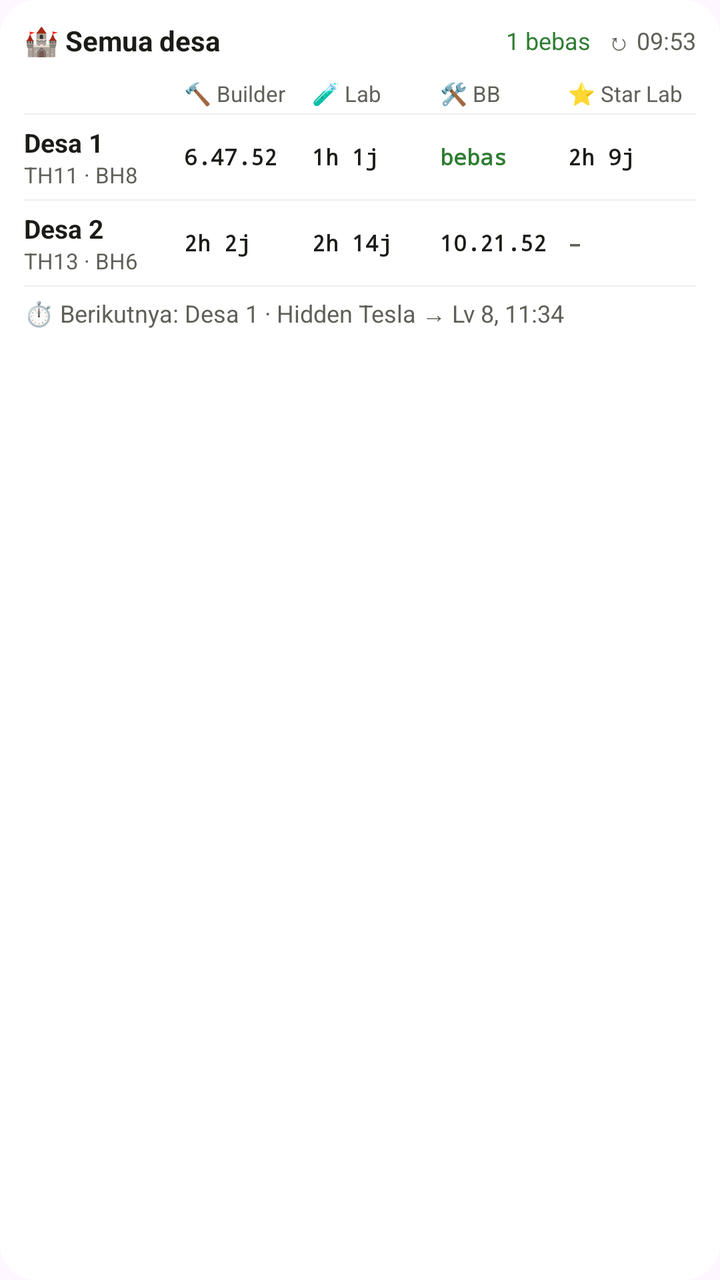
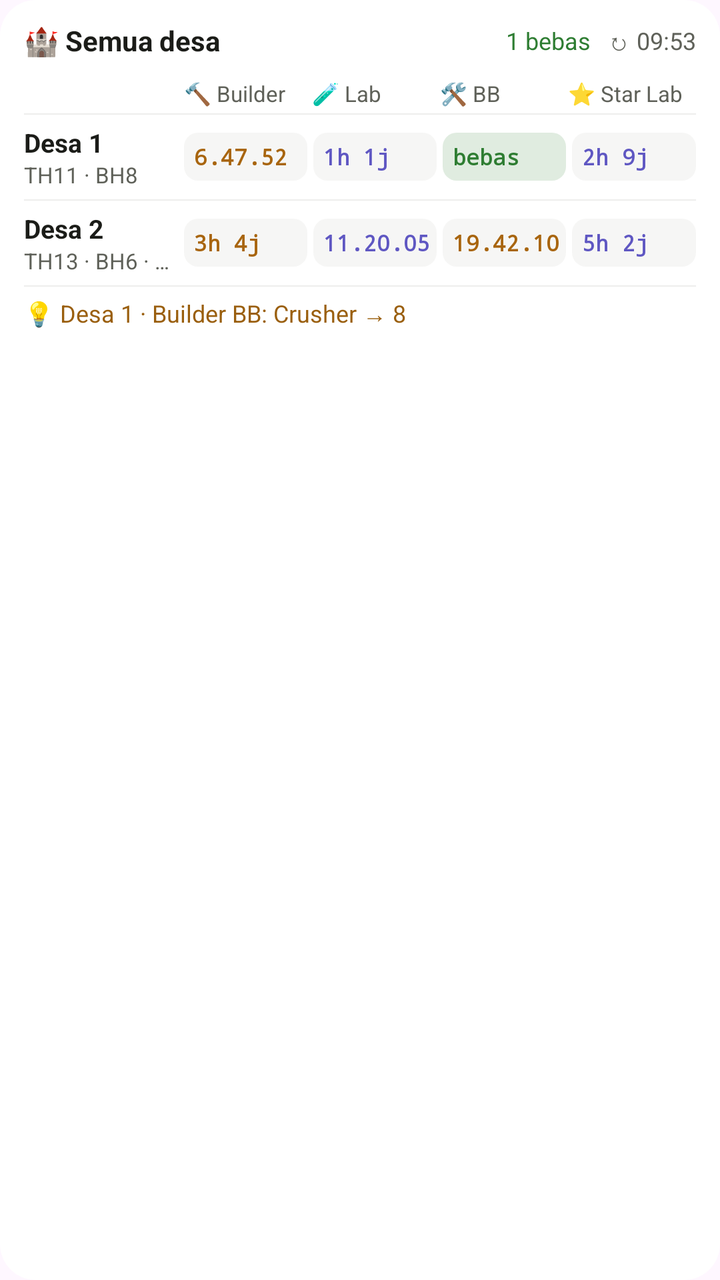

Two renders of the same Android screen: before a commit and after it. Below are the layout's source before the change and the commit's diff.
<!-- AndroidManifest.xml: application theme Theme.ClashTimer -->
<!-- res/layout/widget_all_preview.xml -->
<?xml version="1.0" encoding="utf-8"?>
<LinearLayout xmlns:android="http://schemas.android.com/apk/res/android"
    android:id="@+id/a_root"
    android:layout_width="match_parent"
    android:layout_height="match_parent"
    android:background="@drawable/widget_bg"
    android:orientation="vertical"
    android:paddingStart="12dp"
    android:paddingTop="8dp"
    android:paddingEnd="12dp"
    android:paddingBottom="8dp">

    <LinearLayout
        android:layout_width="match_parent"
        android:layout_height="wrap_content"
        android:gravity="center_vertical"
        android:orientation="horizontal">

        <TextView
            android:id="@+id/a_title"
            android:layout_width="0dp"
            android:layout_height="wrap_content"
            android:layout_weight="1"
            android:ellipsize="end"
            android:maxLines="1"
            android:text="🏰 Semua desa"
            android:textColor="@color/widget_text"
            android:textSize="14sp"
            android:textStyle="bold" />

        <TextView
            android:id="@+id/a_summary"
            android:layout_width="wrap_content"
            android:layout_height="wrap_content"
            android:layout_marginStart="8dp"
            android:maxLines="1"
            android:text="1 bebas"
            android:textColor="@color/widget_green"
            android:textSize="12sp" />

        <TextView
            android:id="@+id/a_refresh"
            android:layout_width="wrap_content"
            android:layout_height="wrap_content"
            android:layout_marginStart="4dp"
            android:maxLines="1"
            android:paddingStart="4dp"
            android:paddingTop="4dp"
            android:paddingBottom="4dp"
            android:text="↻ 09:53"
            android:textColor="@color/widget_text2"
            android:textSize="12sp" />
    </LinearLayout>

    
    <LinearLayout
        android:id="@+id/a_cols"
        android:layout_width="match_parent"
        android:layout_height="wrap_content"
        android:layout_marginTop="6dp"
        android:layout_marginBottom="2dp"
        android:gravity="center_vertical"
        android:orientation="horizontal">

        <TextView
            android:layout_width="0dp"
            android:layout_height="16dp"
            android:layout_weight="1.25" />

        <TextView
            android:layout_width="0dp"
            android:layout_height="16dp"
            android:layout_weight="1"
            android:autoSizeMaxTextSize="11sp"
            android:autoSizeMinTextSize="7sp"
            android:autoSizeStepGranularity="1sp"
            android:autoSizeTextType="uniform"
            android:gravity="center_vertical"
            android:maxLines="1"
            android:text="🔨 Builder"
            android:textColor="@color/widget_text2" />

        <TextView
            android:layout_width="0dp"
            android:layout_height="16dp"
            android:layout_weight="1"
            android:autoSizeMaxTextSize="11sp"
            android:autoSizeMinTextSize="7sp"
            android:autoSizeStepGranularity="1sp"
            android:autoSizeTextType="uniform"
            android:gravity="center_vertical"
            android:maxLines="1"
            android:text="🧪 Lab"
            android:textColor="@color/widget_text2" />

        <TextView
            android:layout_width="0dp"
            android:layout_height="16dp"
            android:layout_weight="1"
            android:autoSizeMaxTextSize="11sp"
            android:autoSizeMinTextSize="7sp"
            android:autoSizeStepGranularity="1sp"
            android:autoSizeTextType="uniform"
            android:gravity="center_vertical"
            android:maxLines="1"
            android:text="🛠 BB"
            android:textColor="@color/widget_text2" />

        <TextView
            android:layout_width="0dp"
            android:layout_height="16dp"
            android:layout_weight="1"
            android:autoSizeMaxTextSize="11sp"
            android:autoSizeMinTextSize="7sp"
            android:autoSizeStepGranularity="1sp"
            android:autoSizeTextType="uniform"
            android:gravity="center_vertical"
            android:maxLines="1"
            android:text="⭐ Star Lab"
            android:textColor="@color/widget_text2" />
    </LinearLayout>

    <LinearLayout
        android:id="@+id/a_rows"
        android:layout_width="match_parent"
        android:layout_height="wrap_content"
        android:orientation="vertical">

        
        <LinearLayout
            android:layout_width="match_parent"
            android:layout_height="wrap_content"
            android:orientation="vertical">

            <FrameLayout
                android:layout_width="match_parent"
                android:layout_height="0.5dp"
                android:background="@color/widget_divider" />

            <LinearLayout
                android:layout_width="match_parent"
                android:layout_height="wrap_content"
                android:gravity="center_vertical"
                android:orientation="horizontal"
                android:paddingTop="5dp"
                android:paddingBottom="5dp">

                <LinearLayout
                    android:layout_width="0dp"
                    android:layout_height="wrap_content"
                    android:layout_weight="1.25"
                    android:orientation="vertical">

                    <TextView
                        android:layout_width="match_parent"
                        android:layout_height="wrap_content"
                        android:maxLines="1"
                        android:text="Desa 1"
                        android:textColor="@color/widget_text"
                        android:textSize="13sp"
                        android:textStyle="bold" />

                    <TextView
                        android:layout_width="match_parent"
                        android:layout_height="wrap_content"
                        android:maxLines="1"
                        android:text="TH11 · BH8"
                        android:textColor="@color/widget_text2"
                        android:textSize="11sp" />
                </LinearLayout>

                <TextView
                    android:layout_width="0dp"
                    android:layout_height="wrap_content"
                    android:layout_weight="1"
                    android:fontFamily="monospace"
                    android:maxLines="1"
                    android:text="6.47.52"
                    android:textColor="@color/widget_text"
                    android:textSize="11sp"
                    android:textStyle="bold" />

                <TextView
                    android:layout_width="0dp"
                    android:layout_height="wrap_content"
                    android:layout_weight="1"
                    android:fontFamily="monospace"
                    android:maxLines="1"
                    android:text="1h 1j"
                    android:textColor="@color/widget_text"
                    android:textSize="11sp"
                    android:textStyle="bold" />

                <TextView
                    android:layout_width="0dp"
                    android:layout_height="wrap_content"
                    android:layout_weight="1"
                    android:fontFamily="monospace"
                    android:maxLines="1"
                    android:text="bebas"
                    android:textColor="@color/widget_green"
                    android:textSize="11sp"
                    android:textStyle="bold" />

                <TextView
                    android:layout_width="0dp"
                    android:layout_height="wrap_content"
                    android:layout_weight="1"
                    android:fontFamily="monospace"
                    android:maxLines="1"
                    android:text="2h 9j"
                    android:textColor="@color/widget_text"
                    android:textSize="11sp"
                    android:textStyle="bold" />
            </LinearLayout>
        </LinearLayout>

        
        <LinearLayout
            android:layout_width="match_parent"
            android:layout_height="wrap_content"
            android:orientation="vertical">

            <FrameLayout
                android:layout_width="match_parent"
                android:layout_height="0.5dp"
                android:background="@color/widget_divider" />

            <LinearLayout
                android:layout_width="match_parent"
                android:layout_height="wrap_content"
                android:gravity="center_vertical"
                android:orientation="horizontal"
                android:paddingTop="5dp"
                android:paddingBottom="5dp">

                <LinearLayout
                    android:layout_width="0dp"
                    android:layout_height="wrap_content"
                    android:layout_weight="1.25"
                    android:orientation="vertical">

                    <TextView
                        android:layout_width="match_parent"
                        android:layout_height="wrap_content"
                        android:maxLines="1"
                        android:text="Desa 2"
                        android:textColor="@color/widget_text"
                        android:textSize="13sp"
                        android:textStyle="bold" />

                    <TextView
                        android:layout_width="match_parent"
                        android:layout_height="wrap_content"
                        android:maxLines="1"
                        android:text="TH13 · BH6"
                        android:textColor="@color/widget_text2"
                        android:textSize="11sp" />
                </LinearLayout>

                <TextView
                    android:layout_width="0dp"
                    android:layout_height="wrap_content"
                    android:layout_weight="1"
                    android:fontFamily="monospace"
                    android:maxLines="1"
                    android:text="2h 2j"
                    android:textColor="@color/widget_text"
                    android:textSize="11sp"
                    android:textStyle="bold" />

                <TextView
                    android:layout_width="0dp"
                    android:layout_height="wrap_content"
                    android:layout_weight="1"
                    android:fontFamily="monospace"
                    android:maxLines="1"
                    android:text="2h 14j"
                    android:textColor="@color/widget_text"
                    android:textSize="11sp"
                    android:textStyle="bold" />

                <TextView
                    android:layout_width="0dp"
                    android:layout_height="wrap_content"
                    android:layout_weight="1"
                    android:fontFamily="monospace"
                    android:maxLines="1"
                    android:text="10.21.52"
                    android:textColor="@color/widget_text"
                    android:textSize="11sp"
                    android:textStyle="bold" />

                <TextView
                    android:layout_width="0dp"
                    android:layout_height="wrap_content"
                    android:layout_weight="1"
                    android:fontFamily="monospace"
                    android:maxLines="1"
                    android:text="–"
                    android:textColor="@color/widget_text2"
                    android:textSize="11sp"
                    android:textStyle="bold" />
            </LinearLayout>
        </LinearLayout>
    </LinearLayout>

    <FrameLayout
        android:id="@+id/a_footer_line"
        android:layout_width="match_parent"
        android:layout_height="0.5dp"
        android:background="@color/widget_divider" />

    <TextView
        android:id="@+id/a_footer"
        android:layout_width="match_parent"
        android:layout_height="wrap_content"
        android:layout_marginTop="5dp"
        android:ellipsize="end"
        android:maxLines="1"
        android:text="⏱️ Berikutnya: Desa 1 · Hidden Tesla → Lv 8, 11:34"
        android:textColor="@color/widget_text2"
        android:textSize="12sp" />
</LinearLayout>
<!-- resources referenced by this layout -->
<resources>
  <color name="widget_divider">#26888780</color>
  <color name="widget_green">#2E7D32</color>
  <color name="widget_text">#1B1C18</color>
  <color name="widget_text2">#5F6159</color>
  <!-- drawable widget_bg (drawable) -->
  <?xml version="1.0" encoding="utf-8"?>
  <shape xmlns:android="http://schemas.android.com/apk/res/android"
      android:shape="rectangle">
      <solid android:color="@color/widget_bg" />
      <corners android:radius="18dp" />
  </shape>
  <style name="Theme.ClashTimer" parent="Theme.Material3.DayNight">
          <item name="colorPrimary">#2E7D32</item>
          <item name="colorOnPrimary">#FFFFFF</item>
          <item name="colorPrimaryContainer">#C8E6C9</item>
          <item name="colorSecondary">#F9A825</item>
          <item name="actionBarTheme">@style/ThemeOverlay.Material3.Dark.ActionBar</item>
      </style>
  <color name="widget_bg">#F5FFFFFF</color>
</resources>

<!-- the commit's change to res/layout/widget_all_preview.xml (unified diff, before → after) -->
@@ -1,6 +1,5 @@
 <?xml version="1.0" encoding="utf-8"?>
 <LinearLayout xmlns:android="http://schemas.android.com/apk/res/android"
-    android:id="@+id/a_root"
     android:layout_width="match_parent"
     android:layout_height="match_parent"
     android:background="@drawable/widget_bg"
@@ -17,7 +16,6 @@
         android:orientation="horizontal">
 
         <TextView
-            android:id="@+id/a_title"
             android:layout_width="0dp"
             android:layout_height="wrap_content"
             android:layout_weight="1"
@@ -29,17 +27,16 @@
             android:textStyle="bold" />
 
         <TextView
-            android:id="@+id/a_summary"
             android:layout_width="wrap_content"
             android:layout_height="wrap_content"
             android:layout_marginStart="8dp"
             android:maxLines="1"
-            android:text="1 bebas"
             android:textColor="@color/widget_green"
-            android:textSize="12sp" />
-
-        <TextView
-            android:id="@+id/a_refresh"
+            android:textSize="12sp"
+            android:text="1 bebas" />
+
+        
+        <TextView
             android:layout_width="wrap_content"
             android:layout_height="wrap_content"
             android:layout_marginStart="4dp"
@@ -54,7 +51,6 @@
 
     
     <LinearLayout
-        android:id="@+id/a_cols"
         android:layout_width="match_parent"
         android:layout_height="wrap_content"
         android:layout_marginTop="6dp"
@@ -120,13 +116,23 @@
             android:textColor="@color/widget_text2" />
     </LinearLayout>
 
+    
+    <TextView
+        android:layout_width="match_parent"
+        android:layout_height="wrap_content"
+        android:layout_marginTop="4dp"
+        android:ellipsize="end"
+        android:maxLines="3"
+        android:text="⏳ Memuat… Bila tidak berubah, buka Clash Timer sekali."
+        android:textColor="@color/widget_text2"
+        android:textSize="12sp"
+        android:visibility="gone" />
+
     <LinearLayout
-        android:id="@+id/a_rows"
         android:layout_width="match_parent"
         android:layout_height="wrap_content"
         android:orientation="vertical">
 
-        
         <LinearLayout
             android:layout_width="match_parent"
             android:layout_height="wrap_content"
@@ -149,11 +155,13 @@
                     android:layout_width="0dp"
                     android:layout_height="wrap_content"
                     android:layout_weight="1.25"
-                    android:orientation="vertical">
+                    android:orientation="vertical"
+                    android:paddingEnd="4dp">
 
                     <TextView
                         android:layout_width="match_parent"
                         android:layout_height="wrap_content"
+                        android:ellipsize="end"
                         android:maxLines="1"
                         android:text="Desa 1"
                         android:textColor="@color/widget_text"
@@ -163,59 +171,95 @@
                     <TextView
                         android:layout_width="match_parent"
                         android:layout_height="wrap_content"
+                        android:ellipsize="end"
                         android:maxLines="1"
                         android:text="TH11 · BH8"
                         android:textColor="@color/widget_text2"
                         android:textSize="11sp" />
                 </LinearLayout>
 
-                <TextView
-                    android:layout_width="0dp"
-                    android:layout_height="wrap_content"
-                    android:layout_weight="1"
-                    android:fontFamily="monospace"
-                    android:maxLines="1"
-                    android:text="6.47.52"
-                    android:textColor="@color/widget_text"
-                    android:textSize="11sp"
-                    android:textStyle="bold" />
-
-                <TextView
-                    android:layout_width="0dp"
-                    android:layout_height="wrap_content"
-                    android:layout_weight="1"
-                    android:fontFamily="monospace"
-                    android:maxLines="1"
-                    android:text="1h 1j"
-                    android:textColor="@color/widget_text"
-                    android:textSize="11sp"
-                    android:textStyle="bold" />
-
-                <TextView
-                    android:layout_width="0dp"
-                    android:layout_height="wrap_content"
-                    android:layout_weight="1"
-                    android:fontFamily="monospace"
-                    android:maxLines="1"
-                    android:text="bebas"
-                    android:textColor="@color/widget_green"
-                    android:textSize="11sp"
-                    android:textStyle="bold" />
-
-                <TextView
-                    android:layout_width="0dp"
-                    android:layout_height="wrap_content"
-                    android:layout_weight="1"
-                    android:fontFamily="monospace"
-                    android:maxLines="1"
-                    android:text="2h 9j"
-                    android:textColor="@color/widget_text"
-                    android:textSize="11sp"
-                    android:textStyle="bold" />
+                <FrameLayout
+                    android:layout_width="0dp"
+                    android:layout_height="24dp"
+                    android:layout_marginStart="3dp"
+                    android:layout_weight="1"
+                    android:background="@drawable/widget_tile"
+                    android:paddingStart="5dp"
+                    android:paddingEnd="3dp">
+                    <TextView
+                        android:layout_width="match_parent"
+                        android:layout_height="match_parent"
+                        android:fontFamily="monospace"
+                        android:gravity="center_vertical"
+                        android:maxLines="1"
+                        android:text="6.47.52"
+                        android:textColor="@color/widget_builder"
+                        android:textSize="11sp"
+                        android:textStyle="bold" />
+                </FrameLayout>
+
+                <FrameLayout
+                    android:layout_width="0dp"
+                    android:layout_height="24dp"
+                    android:layout_marginStart="3dp"
+                    android:layout_weight="1"
+                    android:background="@drawable/widget_tile"
+                    android:paddingStart="5dp"
+                    android:paddingEnd="3dp">
+                    <TextView
+                        android:layout_width="match_parent"
+                        android:layout_height="match_parent"
+                        android:fontFamily="monospace"
+                        android:gravity="center_vertical"
+                        android:maxLines="1"
+                        android:text="1h 1j"
+                        android:textColor="@color/widget_lab"
+                        android:textSize="11sp"
+                        android:textStyle="bold" />
+                </FrameLayout>
+
+                <FrameLayout
+                    android:layout_width="0dp"
+                    android:layout_height="24dp"
+                    android:layout_marginStart="3dp"
+                    android:layout_weight="1"
+                    android:background="@drawable/widget_tile_free"
+                    android:paddingStart="5dp"
+                    android:paddingEnd="3dp">
+                    <TextView
+                        android:layout_width="match_parent"
+                        android:layout_height="match_parent"
+                        android:fontFamily="monospace"
+                        android:gravity="center_vertical"
+                        android:maxLines="1"
+                        android:text="bebas"
+                        android:textColor="@color/widget_green"
+                        android:textSize="11sp"
+                        android:textStyle="bold" />
+                </FrameLayout>
+
+                <FrameLayout
+                    android:layout_width="0dp"
+                    android:layout_height="24dp"
+                    android:layout_marginStart="3dp"
+                    android:layout_weight="1"
+                    android:background="@drawable/widget_tile"
+                    android:paddingStart="5dp"
+                    android:paddingEnd="3dp">
+                    <TextView
+                        android:layout_width="match_parent"
+                        android:layout_height="match_parent"
+                        android:fontFamily="monospace"
+                        android:gravity="center_vertical"
+                        android:maxLines="1"
+                        android:text="2h 9j"
+                        android:textColor="@color/widget_lab"
+                        android:textSize="11sp"
+                        android:textStyle="bold" />
+                </FrameLayout>
             </LinearLayout>
         </LinearLayout>
 
-        
         <LinearLayout
             android:layout_width="match_parent"
             android:layout_height="wrap_content"
@@ -238,11 +282,13 @@
                     android:layout_width="0dp"
                     android:layout_height="wrap_content"
                     android:layout_weight="1.25"
-                    android:orientation="vertical">
+                    android:orientation="vertical"
+                    android:paddingEnd="4dp">
 
                     <TextView
                         android:layout_width="match_parent"
                         android:layout_height="wrap_content"
+                        android:ellipsize="end"
                         android:maxLines="1"
                         android:text="Desa 2"
                         android:textColor="@color/widget_text"
@@ -252,73 +298,108 @@
                     <TextView
                         android:layout_width="match_parent"
                         android:layout_height="wrap_content"
-                        android:maxLines="1"
-                        android:text="TH13 · BH6"
+                        android:ellipsize="end"
+                        android:maxLines="1"
+                        android:text="TH13 · BH6 · 👺1"
                         android:textColor="@color/widget_text2"
                         android:textSize="11sp" />
                 </LinearLayout>
 
-                <TextView
-                    android:layout_width="0dp"
-                    android:layout_height="wrap_content"
-                    android:layout_weight="1"
-                    android:fontFamily="monospace"
-                    android:maxLines="1"
-                    android:text="2h 2j"
-                    android:textColor="@color/widget_text"
-                    android:textSize="11sp"
-                    android:textStyle="bold" />
-
-                <TextView
-                    android:layout_width="0dp"
-                    android:layout_height="wrap_content"
-                    android:layout_weight="1"
-                    android:fontFamily="monospace"
-                    android:maxLines="1"
-                    android:text="2h 14j"
-                    android:textColor="@color/widget_text"
-                    android:textSize="11sp"
-                    android:textStyle="bold" />
-
-                <TextView
-                    android:layout_width="0dp"
-                    android:layout_height="wrap_content"
-                    android:layout_weight="1"
-                    android:fontFamily="monospace"
-                    android:maxLines="1"
-                    android:text="10.21.52"
-                    android:textColor="@color/widget_text"
-                    android:textSize="11sp"
-                    android:textStyle="bold" />
-
-                <TextView
-                    android:layout_width="0dp"
-                    android:layout_height="wrap_content"
-                    android:layout_weight="1"
-                    android:fontFamily="monospace"
-                    android:maxLines="1"
-                    android:text="–"
-                    android:textColor="@color/widget_text2"
-                    android:textSize="11sp"
-                    android:textStyle="bold" />
+                <FrameLayout
+                    android:layout_width="0dp"
+                    android:layout_height="24dp"
+                    android:layout_marginStart="3dp"
+                    android:layout_weight="1"
+                    android:background="@drawable/widget_tile"
+                    android:paddingStart="5dp"
+                    android:paddingEnd="3dp">
+                    <TextView
+                        android:layout_width="match_parent"
+                        android:layout_height="match_parent"
+                        android:fontFamily="monospace"
+                        android:gravity="center_vertical"
+                        android:maxLines="1"
+                        android:text="3h 4j"
+                        android:textColor="@color/widget_builder"
+                        android:textSize="11sp"
+                        android:textStyle="bold" />
+                </FrameLayout>
+
+                <FrameLayout
+                    android:layout_width="0dp"
+                    android:layout_height="24dp"
+                    android:layout_marginStart="3dp"
+                    android:layout_weight="1"
+                    android:background="@drawable/widget_tile"
+                    android:paddingStart="5dp"
+                    android:paddingEnd="3dp">
+                    <TextView
+                        android:layout_width="match_parent"
+                        android:layout_height="match_parent"
+                        android:fontFamily="monospace"
+                        android:gravity="center_vertical"
+                        android:maxLines="1"
+                        android:text="11.20.05"
+                        android:textColor="@color/widget_lab"
+                        android:textSize="11sp"
+                        android:textStyle="bold" />
+                </FrameLayout>
+
+                <FrameLayout
+                    android:layout_width="0dp"
+                    android:layout_height="24dp"
+                    android:layout_marginStart="3dp"
+                    android:layout_weight="1"
+                    android:background="@drawable/widget_tile"
+                    android:paddingStart="5dp"
+                    android:paddingEnd="3dp">
+                    <TextView
+                        android:layout_width="match_parent"
+                        android:layout_height="match_parent"
+                        android:fontFamily="monospace"
+                        android:gravity="center_vertical"
+                        android:maxLines="1"
+                        android:text="19.42.10"
+                        android:textColor="@color/widget_builder"
+                        android:textSize="11sp"
+                        android:textStyle="bold" />
+                </FrameLayout>
+
+                <FrameLayout
+                    android:layout_width="0dp"
+                    android:layout_height="24dp"
+                    android:layout_marginStart="3dp"
+                    android:layout_weight="1"
+                    android:background="@drawable/widget_tile"
+                    android:paddingStart="5dp"
+                    android:paddingEnd="3dp">
+                    <TextView
+                        android:layout_width="match_parent"
+                        android:layout_height="match_parent"
+                        android:fontFamily="monospace"
+                        android:gravity="center_vertical"
+                        android:maxLines="1"
+                        android:text="5h 2j"
+                        android:textColor="@color/widget_lab"
+                        android:textSize="11sp"
+                        android:textStyle="bold" />
+                </FrameLayout>
             </LinearLayout>
         </LinearLayout>
     </LinearLayout>
 
     <FrameLayout
-        android:id="@+id/a_footer_line"
         android:layout_width="match_parent"
         android:layout_height="0.5dp"
         android:background="@color/widget_divider" />
 
     <TextView
-        android:id="@+id/a_footer"
         android:layout_width="match_parent"
         android:layout_height="wrap_content"
         android:layout_marginTop="5dp"
         android:ellipsize="end"
         android:maxLines="1"
-        android:text="⏱️ Berikutnya: Desa 1 · Hidden Tesla → Lv 8, 11:34"
-        android:textColor="@color/widget_text2"
-        android:textSize="12sp" />
+        android:textColor="@color/widget_accent"
+        android:textSize="12sp"
+        android:text="💡 Desa 1 · Builder BB: Crusher → 8" />
 </LinearLayout>
<!-- resource entries referenced after the edit -->
@@ -1,7 +1,10 @@
 <!-- resources referenced by this layout -->
 <resources>
+  <color name="widget_accent">#9A5F0E</color>
+  <color name="widget_builder">#A8650F</color>
   <color name="widget_divider">#26888780</color>
   <color name="widget_green">#2E7D32</color>
+  <color name="widget_lab">#5F57C2</color>
   <color name="widget_text">#1B1C18</color>
   <color name="widget_text2">#5F6159</color>
   <!-- drawable widget_bg (drawable) -->
@@ -11,6 +14,20 @@
       <solid android:color="@color/widget_bg" />
       <corners android:radius="18dp" />
   </shape>
+  <!-- drawable widget_tile (drawable) -->
+  <?xml version="1.0" encoding="utf-8"?>
+  <shape xmlns:android="http://schemas.android.com/apk/res/android"
+      android:shape="rectangle">
+      <solid android:color="@color/widget_tile" />
+      <corners android:radius="7dp" />
+  </shape>
+  <!-- drawable widget_tile_free (drawable) -->
+  <?xml version="1.0" encoding="utf-8"?>
+  <shape xmlns:android="http://schemas.android.com/apk/res/android"
+      android:shape="rectangle">
+      <solid android:color="@color/widget_tile_free" />
+      <corners android:radius="7dp" />
+  </shape>
   <style name="Theme.ClashTimer" parent="Theme.Material3.DayNight">
           <item name="colorPrimary">#2E7D32</item>
           <item name="colorOnPrimary">#FFFFFF</item>
@@ -19,5 +36,7 @@
           <item name="actionBarTheme">@style/ThemeOverlay.Material3.Dark.ActionBar</item>
       </style>
   <color name="widget_bg">#F5FFFFFF</color>
+  <color name="widget_tile">#14888780</color>
+  <color name="widget_tile_free">#262E7D32</color>
 </resources>
 
